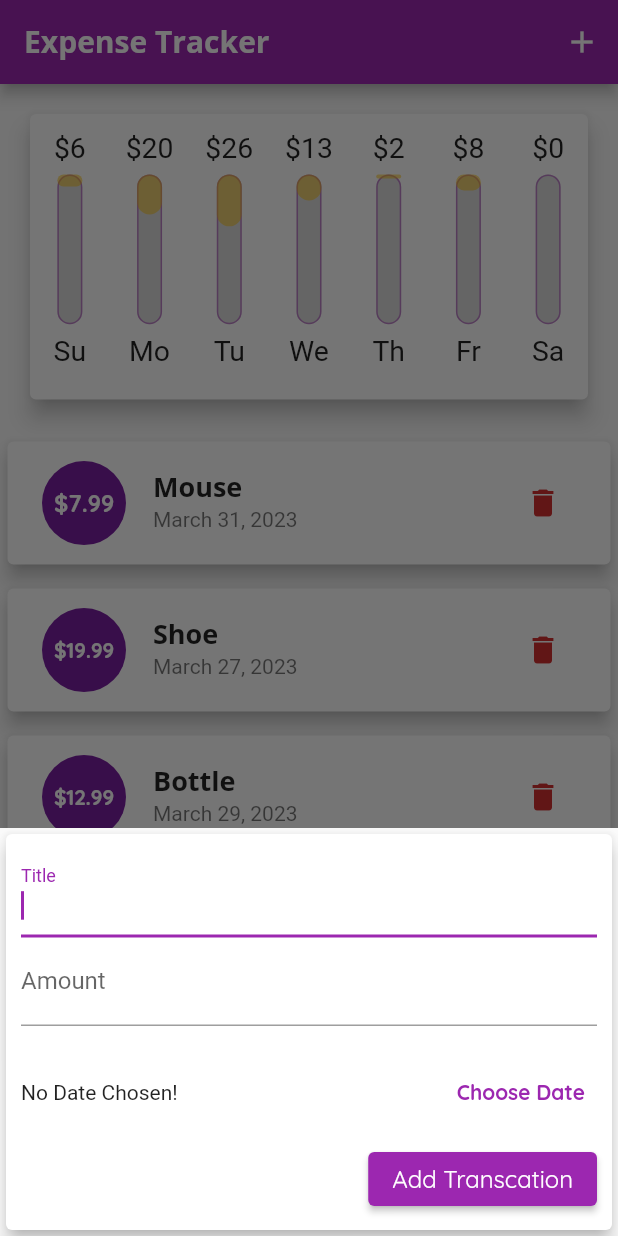
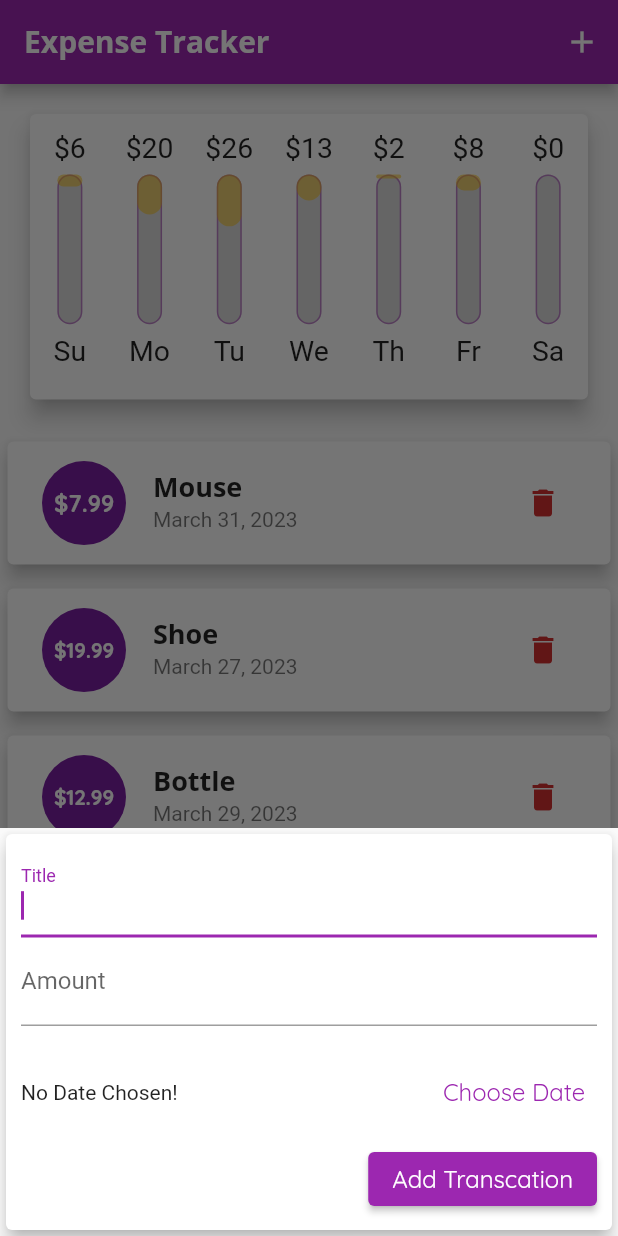
Before and after one commit to NitinNitinRaj/expense_app, a Flutter app: the screen it shows after launch, after a tap on the "delete" icon, after a tap on the "add" icon, on a phone screen of 412 x 824 dp. Run offline on Flutter 3.47's test engine with Material 2 defaults, Android fonts, the light colour scheme and no system bars.

Commit message:
Changes to be committed: 	modified:   lib/pages/home.dart 	new file:   lib/widgets/adaptive_elevated_button.dart 	new file:   lib/widgets/adaptive_text_button.dart 	modified:   lib/widgets/new_transaction.dart

```diff
--- a/lib/pages/home.dart
+++ b/lib/pages/home.dart
@@ -178,11 +178,8 @@ class _HomeState extends State<Home> {
                     Row(
                       mainAxisAlignment: MainAxisAlignment.center,
                       children: [
-                        const Text(
-                          "Show Chart",
-                          style: TextStyle(
-                              fontSize: 15, fontWeight: FontWeight.bold),
-                        ),
+                        Text("Show Chart",
+                            style: Theme.of(context).textTheme.titleLarge),
                         Switch.adaptive(
                             value: _showChart,
                             onChanged: (val) {
--- /dev/null
+++ b/lib/widgets/adaptive_elevated_button.dart
@@ -0,0 +1,31 @@
+import 'dart:io';
+
+import 'package:flutter/material.dart';
+import 'package:flutter/cupertino.dart';
+
+class AdaptiveElevatedButton extends StatelessWidget {
+  final String text;
+  final VoidCallback handler;
+  const AdaptiveElevatedButton(
+      {super.key, required this.text, required this.handler});
+
+  @override
+  Widget build(BuildContext context) {
+    return Platform.isIOS
+        ? CupertinoButton(
+            color: Theme.of(context).primaryColor,
+            onPressed: handler,
+            child: Text(
+              text,
+              style: const TextStyle(fontSize: 16),
+            ),
+          )
+        : ElevatedButton(
+            onPressed: handler,
+            child: Text(
+              text,
+              style: const TextStyle(fontSize: 16),
+            ),
+          );
+  }
+}
--- /dev/null
+++ b/lib/widgets/adaptive_text_button.dart
@@ -0,0 +1,31 @@
+import 'dart:io';
+
+import 'package:flutter/material.dart';
+import 'package:flutter/cupertino.dart';
+
+class AdaptiveTextButton extends StatelessWidget {
+  final String text;
+  final VoidCallback handler;
+  const AdaptiveTextButton(
+      {super.key, required this.text, required this.handler});
+
+  @override
+  Widget build(BuildContext context) {
+    return Platform.isIOS
+        ? CupertinoButton(
+            color: Theme.of(context).primaryColor,
+            onPressed: handler,
+            child: Text(
+              text,
+              style: const TextStyle(fontSize: 16),
+            ),
+          )
+        : TextButton(
+            onPressed: handler,
+            child: Text(
+              text,
+              style: const TextStyle(fontSize: 16),
+            ),
+          );
+  }
+}
--- a/lib/widgets/new_transaction.dart
+++ b/lib/widgets/new_transaction.dart
@@ -1,3 +1,8 @@
+import 'dart:io';
+
+import 'package:expense_app/widgets/adaptive_elevated_button.dart';
+import 'package:expense_app/widgets/adaptive_text_button.dart';
+import 'package:flutter/cupertino.dart';
 import 'package:flutter/material.dart';
 import 'package:intl/intl.dart';
 
@@ -86,27 +91,13 @@ class _NewTransactionState extends State<NewTransaction> {
                   const SizedBox(
                     width: 10,
                   ),
-                  TextButton(
-                    onPressed: _pickDate,
-                    child: const Text(
-                      "Choose Date",
-                      style: TextStyle(
-                        fontWeight: FontWeight.bold,
-                      ),
-                    ),
-                  ),
+                  AdaptiveTextButton(text: "Choose Date", handler: _pickDate)
                 ],
               ),
               const SizedBox(
                 height: 10,
               ),
-              ElevatedButton(
-                onPressed: _submit,
-                child: const Text(
-                  "Add Transcation",
-                  style: TextStyle(fontSize: 16),
-                ),
-              )
+              AdaptiveElevatedButton(text: "Add Transcation", handler: _submit)
             ],
           ),
         ),
```
